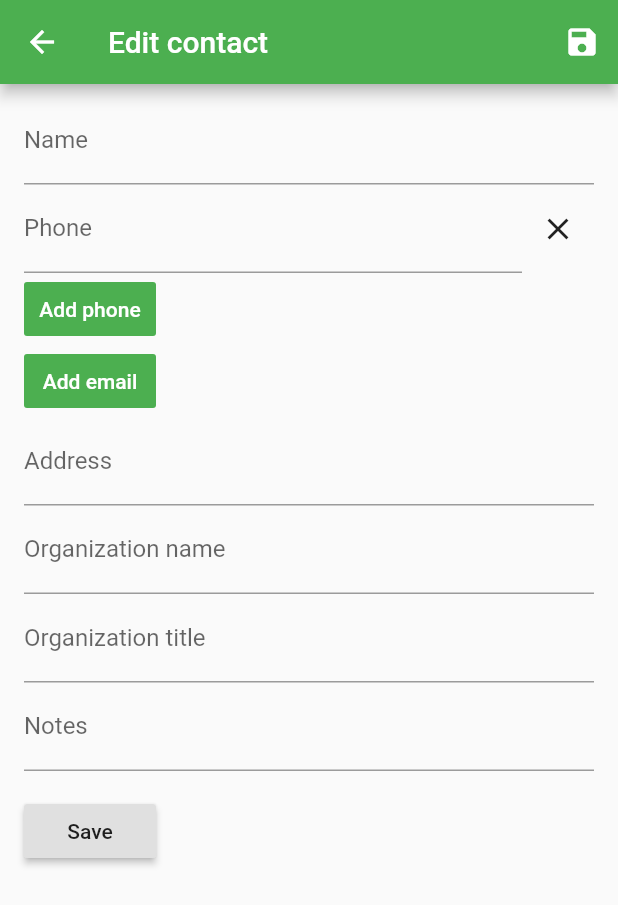
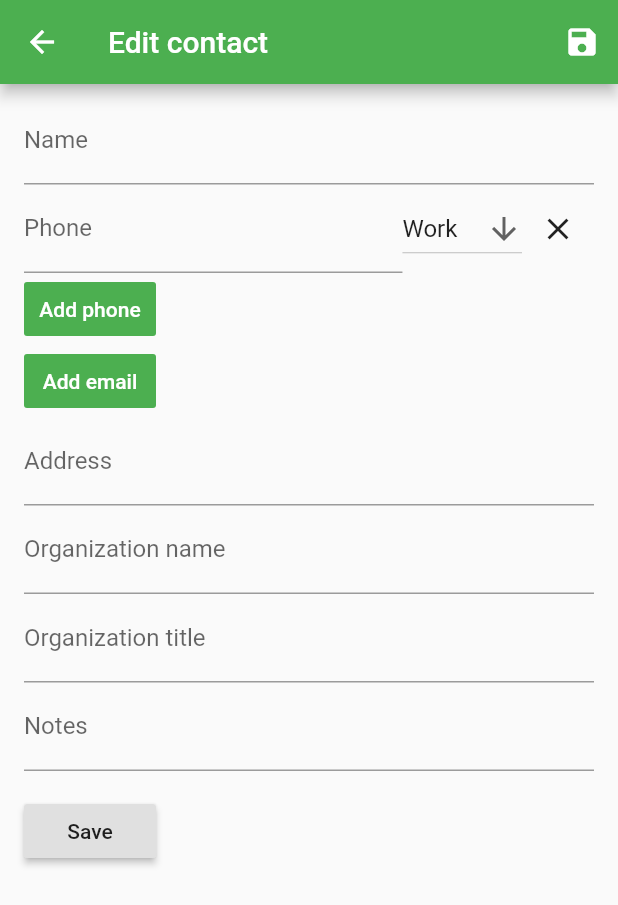
Before and after one commit to androidseb/po-contacts, a Flutter app: the EditContactPage screen opened directly with empty values, after a tap on "Add phone", on a phone screen of 412 x 824 dp. Shown: the top 905 px of the screen. Run offline on Flutter 3.47's test engine with Material 2 defaults, Android fonts, the phone set to English and light mode, and no system bars.

Commit message:
added support for email/phone labels

```diff
--- a/po_contacts_flutter/lib/assets/i18n.dart
+++ b/po_contacts_flutter/lib/assets/i18n.dart
@@ -26,6 +26,12 @@ class I18nString {
   final String home_list_empty_placeholder_text = 'home_list_empty_placeholder_text';
   final String remove_entry = 'remove_entry';
   final String incorrect_email_address_format = 'incorrect_email_address_format';
+  final String label_type_work = 'label_type_work';
+  final String label_type_home = 'label_type_home';
+  final String label_type_cell = 'label_type_cell';
+  final String label_type_custom = 'label_type_custom';
+  final String custom_label = 'custom_label';
+  final String cancel = 'cancel';
 }
 
 class I18n {
@@ -59,6 +65,12 @@ class I18n {
     string.home_list_empty_placeholder_text: 'Your list of contacts is currently empty. You can add a contact by clicking the + button, or you can import contacts by opening a file from your system.',
     string.remove_entry: 'Remove entry',
     string.incorrect_email_address_format: 'Incorrect email address format',
+    string.label_type_work: 'Work',
+    string.label_type_home: 'Home',
+    string.label_type_cell: 'Cell',
+    string.label_type_custom: 'Custom',
+    string.custom_label: 'Custom label',
+    string.cancel: 'Cancel',
   };
 
   static _getObjString(final Object _obj) {
--- a/po_contacts_flutter/lib/model/data/labeled_field.dart
+++ b/po_contacts_flutter/lib/model/data/labeled_field.dart
@@ -1,3 +1,5 @@
+import 'package:po_contacts_flutter/assets/i18n.dart';
+
 enum LabeledFieldType {
   email,
   phone,
@@ -22,4 +24,18 @@ class LabeledField {
     this.labelType,
     this.labelValue,
   );
+
+  static String getTypeNameStringKey(final LabeledFieldLabelType labelType) {
+    switch (labelType) {
+      case LabeledFieldLabelType.work:
+        return I18n.string.label_type_work;
+      case LabeledFieldLabelType.home:
+        return I18n.string.label_type_home;
+      case LabeledFieldLabelType.cell:
+        return I18n.string.label_type_cell;
+      case LabeledFieldLabelType.custom:
+        return I18n.string.label_type_custom;
+    }
+    return '???';
+  }
 }
--- a/po_contacts_flutter/lib/view/edit/edit_cat_items_form.dart
+++ b/po_contacts_flutter/lib/view/edit/edit_cat_items_form.dart
@@ -1,6 +1,7 @@
 import 'package:flutter/material.dart';
 import 'package:flutter/services.dart';
 import 'package:po_contacts_flutter/assets/i18n.dart';
+import 'package:po_contacts_flutter/controller/main_controller.dart';
 import 'package:po_contacts_flutter/model/data/labeled_field.dart';
 
 class CategorizedEditableItem {
@@ -13,6 +14,23 @@ class CategorizedEditableItem {
     this.labelType,
     this.labelValue,
   );
+}
+
+class EditableItemCategory {
+  LabeledFieldLabelType labelType;
+  String labelValue;
+
+  EditableItemCategory(
+    this.labelType,
+    this.labelValue,
+  );
+
+  @override
+  int get hashCode => labelType.hashCode + labelValue.hashCode;
+
+  @override
+  bool operator ==(o) =>
+      o is EditableItemCategory && o.labelType.index == labelType.index && o.labelValue == labelValue;
 }
 
 abstract class EditCategorizedItemsForm<T> extends StatefulWidget {
@@ -68,7 +86,43 @@ abstract class EditCategorizedItemsForm<T> extends StatefulWidget {
 }
 
 class _EditCategorizedItemsFormState extends State<EditCategorizedItemsForm> {
+  final Set<String> customLabelTypeNames = Set<String>();
   final List<CategorizedEditableItem> currentItems = [];
+
+  List<DropdownMenuItem<EditableItemCategory>> getDropDownMenuItems() {
+    final List<LabeledFieldLabelType> labelTypes = widget.getAllowedLabelTypes();
+    final List<DropdownMenuItem<EditableItemCategory>> res = [];
+    for (final LabeledFieldLabelType lt in labelTypes) {
+      if (lt == LabeledFieldLabelType.custom) {
+        continue;
+      }
+      final String labelText = I18n.getString(LabeledField.getTypeNameStringKey(lt));
+      res.add(DropdownMenuItem<EditableItemCategory>(
+        value: EditableItemCategory(lt, labelText),
+        child: Text(labelText),
+      ));
+    }
+    for (final String customName in customLabelTypeNames) {
+      res.add(DropdownMenuItem<EditableItemCategory>(
+        value: EditableItemCategory(LabeledFieldLabelType.custom, customName),
+        child: Text(customName),
+      ));
+    }
+    res.add(DropdownMenuItem<EditableItemCategory>(
+      value: EditableItemCategory(LabeledFieldLabelType.custom, ''),
+      child: Text(I18n.getString(LabeledField.getTypeNameStringKey(LabeledFieldLabelType.custom))),
+    ));
+    return res;
+  }
+
+  EditableItemCategory getDropDownValue(final CategorizedEditableItem item) {
+    if (item.labelType == LabeledFieldLabelType.custom) {
+      return EditableItemCategory(item.labelType, item.labelValue);
+    } else {
+      final String labelText = I18n.getString(LabeledField.getTypeNameStringKey(item.labelType));
+      return EditableItemCategory(item.labelType, labelText);
+    }
+  }
 
   @override
   void initState() {
@@ -86,7 +140,7 @@ class _EditCategorizedItemsFormState extends State<EditCategorizedItemsForm> {
       final CategorizedEditableItem item = currentItems[itemIndex];
       rows.add(
         Row(
-          key: Key('${currentItems.length}'),
+          crossAxisAlignment: CrossAxisAlignment.center,
           children: <Widget>[
             Expanded(
               child: TextFormField(
@@ -109,6 +163,37 @@ class _EditCategorizedItemsFormState extends State<EditCategorizedItemsForm> {
                   });
                 },
               ),
+            ),
+            DropdownButton<EditableItemCategory>(
+              value: getDropDownValue(item),
+              icon: Icon(Icons.arrow_downward),
+              iconSize: 24,
+              onChanged: (EditableItemCategory newValue) {
+                if (newValue.labelType == LabeledFieldLabelType.custom && newValue.labelValue.isEmpty) {
+                  MainController.get().showTextInputDialog(
+                    context,
+                    I18n.string.custom_label,
+                    (final String customLabelString) {
+                      if (customLabelString == null || customLabelString.isEmpty) {
+                        return;
+                      }
+                      setState(() {
+                        item.labelType = LabeledFieldLabelType.custom;
+                        item.labelValue = customLabelString;
+                        customLabelTypeNames.add(customLabelString);
+                        widget.notifyDataChanged(currentItems);
+                      });
+                    },
+                  );
+                  return;
+                }
+                setState(() {
+                  item.labelType = newValue.labelType;
+                  item.labelValue = newValue.labelValue;
+                  widget.notifyDataChanged(currentItems);
+                });
+              },
+              items: getDropDownMenuItems(),
             ),
             IconButton(
               icon: const Icon(Icons.close),
@@ -139,6 +224,7 @@ class _EditCategorizedItemsFormState extends State<EditCategorizedItemsForm> {
       ),
     );
     return Column(
+      key: Key('${currentItems.length}'),
       crossAxisAlignment: CrossAxisAlignment.start,
       children: rows,
     );
```
Also changed, not shown: po_contacts_flutter/lib/controller/main_controller.dart (+35 -0 lines).
